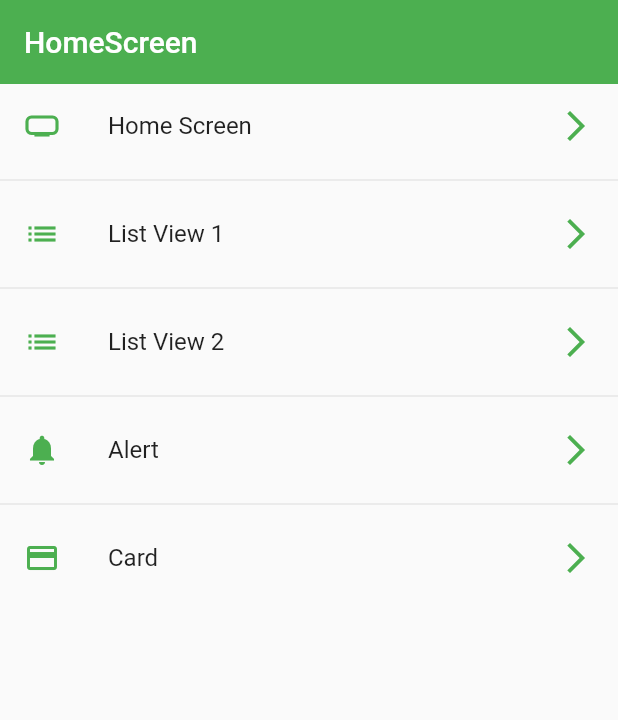
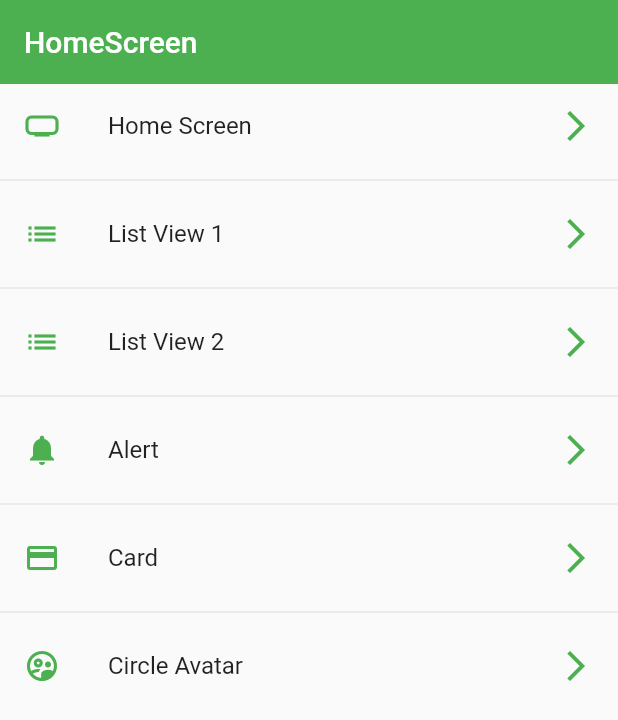
Before and after one commit to andrealopezpalomeque/components_flutter, a Flutter app: the screen it shows after launch, on a phone screen of 412 x 824 dp. Shown: the top 720 px of the screen. Run offline on Flutter 3.47's test engine with Material 2 defaults, Android fonts, the phone set to English and light mode, and no system bars.

Commit message:
avatar component

```diff
--- a/lib/router/app_routes.dart
+++ b/lib/router/app_routes.dart
@@ -31,6 +31,11 @@ class AppRoutes {
         icon: Icons.credit_card,
         name: 'Card',
         screen: const CardScreen()),
+    MenuOption(
+        route: 'avatar',
+        icon: Icons.supervised_user_circle_outlined,
+        name: 'Circle Avatar',
+        screen: const AvatarScreen()),
   ];
 
   static Map<String, Widget Function(BuildContext)> getAppRoutes() {
--- a/lib/screens/screens.dart
+++ b/lib/screens/screens.dart
@@ -1,4 +1,5 @@
 export 'package:components_flutter/screens/alert_screen.dart';
+export 'package:components_flutter/screens/avatar_screen.dart';
 export 'package:components_flutter/screens/card_screen.dart';
 export 'package:components_flutter/screens/home_screen.dart';
 export 'package:components_flutter/screens/listview1_screen.dart';
```
Also changed, not shown: lib/screens/avatar_screen.dart (added, +29 -0 lines).
